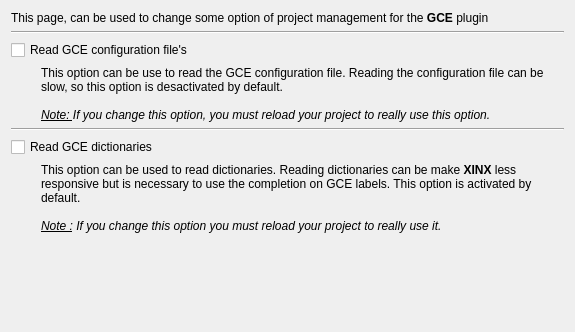
Before: the Qt Designer form plugins/generix/config/customgenerix.ui in phoenix741/xinx, drawn with Qt 5.
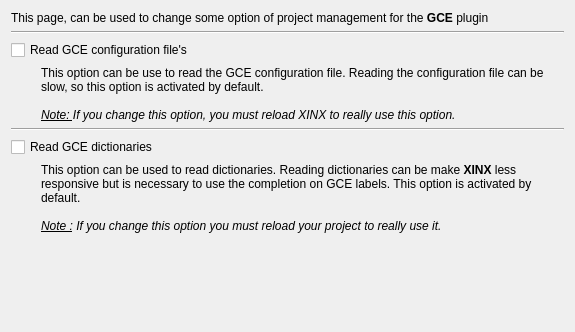
After: the same form once the commit is applied.

The edit to the form file:
```diff
--- a/plugins/generix/config/customgenerix.ui
+++ b/plugins/generix/config/customgenerix.ui
@@ -38,7 +38,7 @@
    <item>
     <widget class="QLabel" name="label_2">
      <property name="text">
-      <string>This option can be use to read the GCE configuration file. Reading the configuration file can be slow, so this option is desactivated by default. &lt;br/&gt;&lt;br/&gt;&lt;i&gt;&lt;u&gt;Note: &lt;/u&gt;If you change this option, you must reload your project to really use this option.</string>
+      <string>This option can be use to read the GCE configuration file. Reading the configuration file can be slow, so this option is activated by default. &lt;br/&gt;&lt;br/&gt;&lt;i&gt;&lt;u&gt;Note: &lt;/u&gt;If you change this option, you must reload XINX to really use this option.</string>
      </property>
      <property name="textFormat">
       <enum>Qt::RichText</enum>
```
